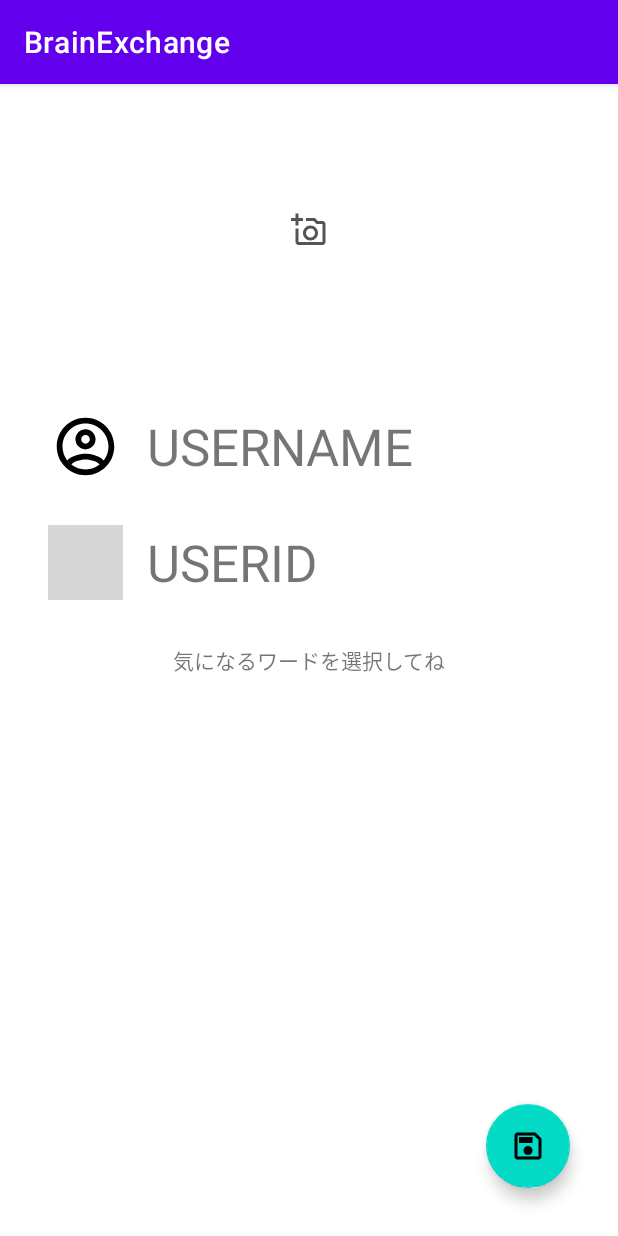
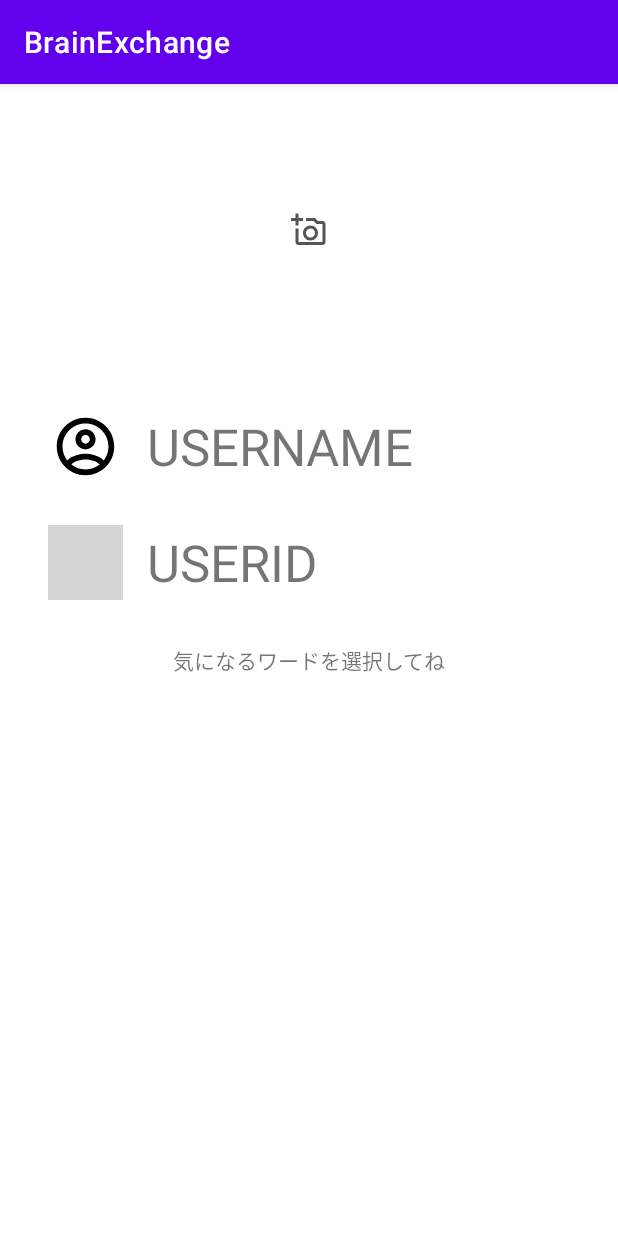
Before and after one commit to harutiro/BrainExchange, an Android app: the NewFlendRegisterActivity screen opened directly, with no data from a screen before it, on a phone screen of 412 x 824 dp. Run offline under Robolectric (Android 15) with nearby library versions, the phone set to English and light mode, and no system bars; libraries missing offline, so code that uses them is left out: io.github.com.harutiro; grey boxes are pictures that could not be loaded.

Commit message:
remove: activity_new_flend_register.xml favの消去

```diff
--- a/app/src/main/res/layout/activity_new_flend_register.xml
+++ b/app/src/main/res/layout/activity_new_flend_register.xml
@@ -66,18 +66,6 @@
 
     </com.google.android.material.chip.ChipGroup>
 
-    <com.google.android.material.floatingactionbutton.FloatingActionButton
-        android:id="@+id/new_flend_fav"
-        android:layout_width="wrap_content"
-        android:layout_height="wrap_content"
-        android:layout_marginEnd="32dp"
-        android:layout_marginBottom="32dp"
-        android:clickable="true"
-        app:layout_constraintBottom_toBottomOf="parent"
-        app:layout_constraintEnd_toEndOf="parent"
-        app:srcCompat="@drawable/save_black_24dp"
-        tools:ignore="SpeakableTextPresentCheck,SpeakableTextPresentCheck" />
-
     <TextView
         android:id="@+id/new_flend_user_name_text_view"
         android:layout_width="0dp"
```
